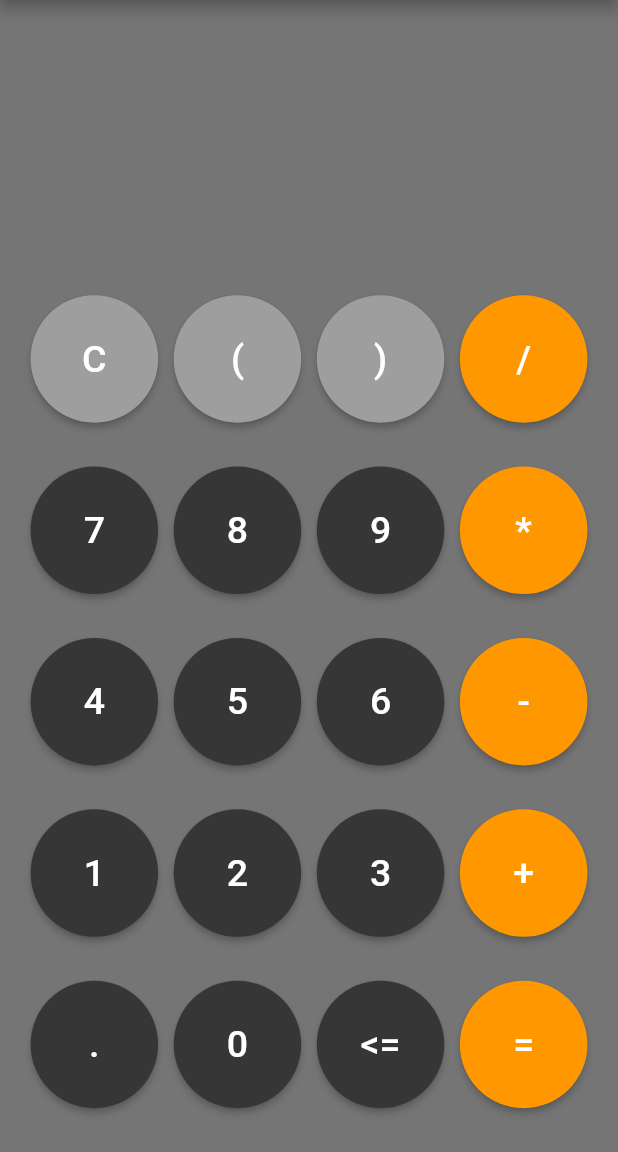
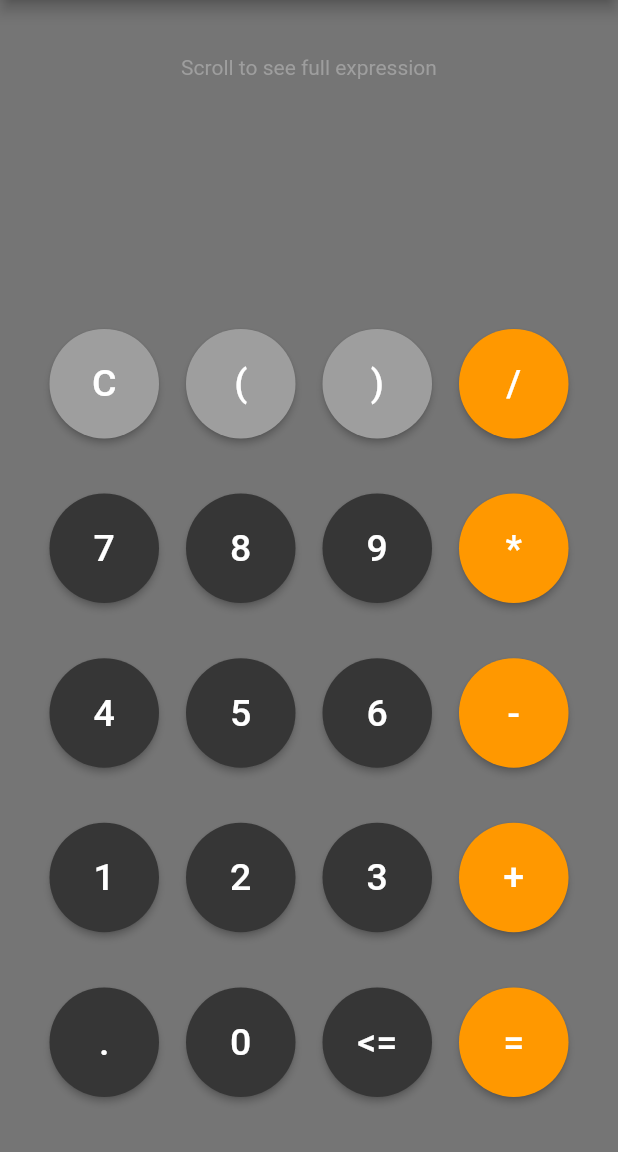
Before and after one commit to iomccormak/Flutter-Calculator-App, a Flutter app: the screen it shows after launch, on a phone screen of 412 x 824 dp, the part 84-1236 px from its top. Run offline on Flutter 3.47's test engine with Material 2 defaults, Android fonts, the phone set to English and light mode, and no system bars; our stand-ins replace math_expressions.

Commit message:
Bug fixing

```diff
--- a/lib/main.dart
+++ b/lib/main.dart
@@ -1,5 +1,6 @@
 import 'package:flutter/material.dart';
 import 'package:calculator_app/expression.dart';
+import 'package:flutter/services.dart';
 
 void main() {
   runApp(CalculatorApp());
@@ -20,7 +21,10 @@ class _CalculatorApp extends State<CalculatorApp> {
 
   @override
   Widget build(BuildContext context) {
-    print('build ' + expression.getExpression());
+    SystemChrome.setPreferredOrientations([
+      DeviceOrientation.portraitUp,
+      DeviceOrientation.portraitDown,
+    ]);
 
     return MaterialApp(
       debugShowCheckedModeBanner: false,
@@ -28,22 +32,32 @@ class _CalculatorApp extends State<CalculatorApp> {
         backgroundColor: Colors.black54,
         appBar: _buildAppBar(),
         body: Container(
-          margin: EdgeInsets.symmetric(horizontal: 10),
+          margin: EdgeInsets.symmetric(horizontal: 15),
           //padding: EdgeInsets.symmetric(horizontal: 10),
-          alignment: Alignment.topCenter,
+          child: SafeArea(
             child: Column(
               mainAxisAlignment: MainAxisAlignment.spaceEvenly,
               children: [
                 Container(
                   height: 50,
+                  child: Text(
+                    'Scroll to see full expression',
+                    style: TextStyle(
+                      color: Colors.grey,
+                      fontSize: 14,
                     ),
-              Text(
+                  ),
+                ),
+                SingleChildScrollView(
+                  scrollDirection: Axis.horizontal,
+                  child: Text(
                     expression.getExpression(),
                     textAlign: TextAlign.right,
                     textDirection: TextDirection.ltr,
                     style: TextStyle(
                       color: Colors.white,
                       fontSize: 50,
+                    ),
                   ),
                 ),
                 Row(
@@ -95,6 +109,7 @@ class _CalculatorApp extends State<CalculatorApp> {
             ),
           ),
         ),
+      ),
     );
   }
 
@@ -119,7 +134,8 @@ class _CalculatorApp extends State<CalculatorApp> {
       style: ElevatedButton.styleFrom(
         backgroundColor: buttonColor,
         shape: RoundedRectangleBorder(borderRadius: BorderRadius.circular(200)),
-        fixedSize: Size(85, 85),
+        fixedSize: Size(73, 73),
+        minimumSize: Size(60, 60),
       ),
       child: Text(
         data,
```
Lines whose indentation alone changed are shown as unchanged.
